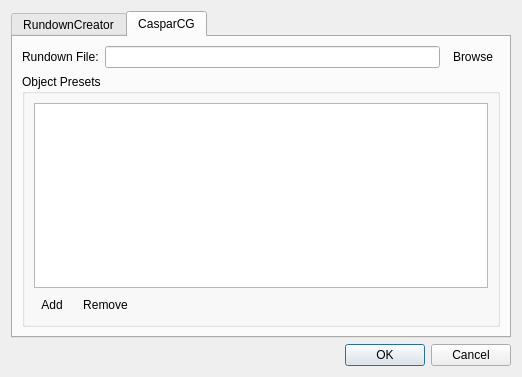
First picture: the form in settingsdialog.ui, repository petersimonsson/rcexportcg, before the edit.
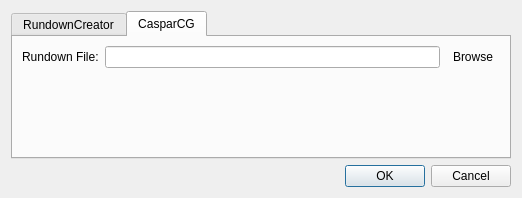
Second picture: the form after the edit. The open tabs and pages were chosen to show the change. Icons and pictures are not drawn.

Commit message: Move the default object map to it's own dialog

```diff
--- a/settingsdialog.ui
+++ b/settingsdialog.ui
@@ -7,7 +7,7 @@
     <x>0</x>
     <y>0</y>
     <width>522</width>
-    <height>377</height>
+    <height>198</height>
    </rect>
   </property>
   <property name="windowTitle">
@@ -84,16 +84,6 @@
        <string>CasparCG</string>
       </attribute>
       <layout class="QGridLayout" name="gridLayout_5">
-       <item row="0" column="0">
-        <widget class="QLabel" name="label_5">
-         <property name="text">
-          <string>Rundown File:</string>
-         </property>
-        </widget>
-       </item>
-       <item row="0" column="1">
-        <widget class="QLineEdit" name="ccgRundownLocationEdit"/>
-       </item>
        <item row="0" column="2">
         <widget class="QToolButton" name="browseButton">
          <property name="toolTip">
@@ -111,68 +101,29 @@
          </property>
         </widget>
        </item>
-       <item row="1" column="0" colspan="3">
-        <widget class="QGroupBox" name="groupBox">
-         <property name="title">
-          <string>Object Presets</string>
+       <item row="0" column="1">
+        <widget class="QLineEdit" name="ccgRundownLocationEdit"/>
+       </item>
+       <item row="0" column="0">
+        <widget class="QLabel" name="label_5">
+         <property name="text">
+          <string>Rundown File:</string>
          </property>
-         <property name="flat">
-          <bool>true</bool>
-         </property>
-         <layout class="QGridLayout" name="gridLayout_3">
-          <item row="1" column="1">
-           <widget class="QToolButton" name="removeObjectButton">
-            <property name="toolTip">
-             <string>Remove</string>
-            </property>
-            <property name="text">
-             <string>Remove</string>
-            </property>
-            <property name="icon">
-             <iconset resource="rcexportcg.qrc">
-              <normaloff>:/icons/remove.png</normaloff>:/icons/remove.png</iconset>
-            </property>
-            <property name="autoRaise">
-             <bool>true</bool>
-            </property>
-           </widget>
-          </item>
-          <item row="1" column="0">
-           <widget class="QToolButton" name="addObjectButton">
-            <property name="toolTip">
-             <string>Add</string>
-            </property>
-            <property name="text">
-             <string>Add</string>
-            </property>
-            <property name="icon">
-             <iconset resource="rcexportcg.qrc">
-              <normaloff>:/icons/add.png</normaloff>:/icons/add.png</iconset>
-            </property>
-            <property name="autoRaise">
-             <bool>true</bool>
-            </property>
-           </widget>
-          </item>
-          <item row="1" column="2">
-           <spacer name="horizontalSpacer">
-            <property name="orientation">
-             <enum>Qt::Horizontal</enum>
-            </property>
-            <property name="sizeHint" stdset="0">
-             <size>
-              <width>40</width>
-              <height>20</height>
-             </size>
-            </property>
-           </spacer>
-          </item>
-          <item row="0" column="0" colspan="3">
-           <widget class="QTreeView" name="objectView"/>
-          </item>
-         </layout>
         </widget>
        </item>
+       <item row="1" column="1">
+        <spacer name="verticalSpacer_2">
+         <property name="orientation">
+          <enum>Qt::Vertical</enum>
+         </property>
+         <property name="sizeHint" stdset="0">
+          <size>
+           <width>20</width>
+           <height>40</height>
+          </size>
+         </property>
+        </spacer>
+       </item>
       </layout>
      </widget>
     </widget>
```
Left out of the diff: 8 changed lines with no effect on the pictures. The commit also changes 8 other files.
